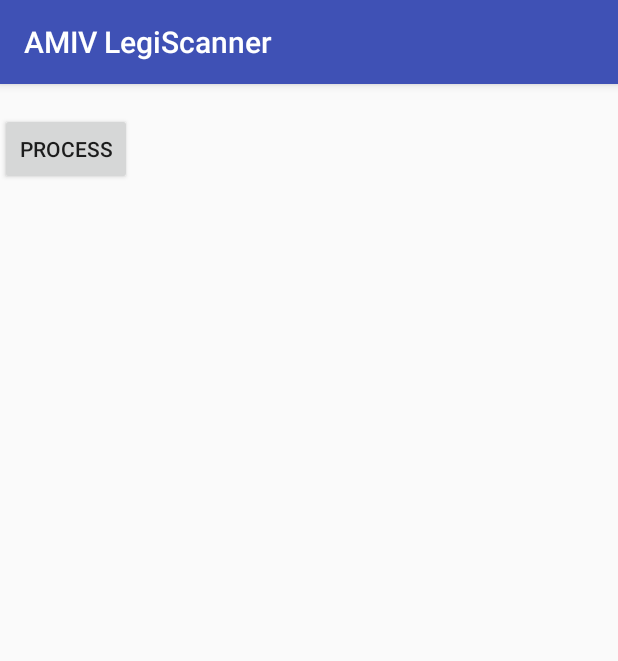
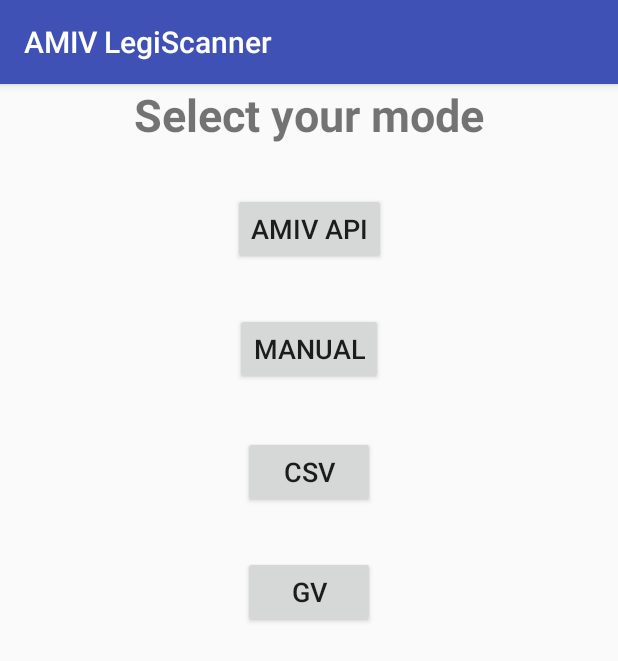
Before and after one commit to amiv-eth/amiv-checkin-app, an Android app: the screen it shows after launch (MainActivity), on a phone screen of 412 x 824 dp. Shown: the top 661 px of the screen. Run offline under Robolectric (Android 15) with nearby library versions, the phone set to English and light mode, and no system bars; libraries missing offline, so code that uses them is left out: com.google.android.gms.

Commit message:
Removed test code from MainActivity and added buttons for first screen

```diff
--- a/AMIV-Legiscanner/app/src/main/java/ch/amiv/legiscanner/amivlegiscanner/MainActivity.java
+++ b/AMIV-Legiscanner/app/src/main/java/ch/amiv/legiscanner/amivlegiscanner/MainActivity.java
@@ -24,30 +24,12 @@ public class MainActivity extends AppCompatActivity {
         super.onCreate(savedInstanceState);
         setContentView(R.layout.activity_main);
 
-        Button btn = (Button) findViewById(R.id.button);
+        Button btn = (Button) findViewById(R.id.button_mode_api);
         btn.setOnClickListener(new View.OnClickListener() {
             @Override
             public void onClick(View v) {
 
             }
         });
-
-        TextView txtView = (TextView) findViewById(R.id.txtContent);
-        BarcodeDetector detector =
-                new BarcodeDetector.Builder(getApplicationContext())
-                        .setBarcodeFormats(Barcode.DATA_MATRIX | Barcode.QR_CODE)
-                        .build();
-
-        if(!detector.isOperational()){
-            txtView.setText("Could not set up the detector!");
-            return;
-        }
-
-        //Frame frame = new Frame.Builder().setBitmap(myBitmap).build();
-        SparseArray<Barcode> barcodes = detector.detect(frame);
-
-        Barcode thisCode = barcodes.valueAt(0);
-        TextView txtView = (TextView) findViewById(R.id.txtContent);
-        txtView.setText(thisCode.rawValue);
     }
 }
--- a/AMIV-Legiscanner/app/src/main/res/layout/activity_main.xml
+++ b/AMIV-Legiscanner/app/src/main/res/layout/activity_main.xml
@@ -11,23 +11,74 @@
         android:layout_height="wrap_content"
         android:orientation="vertical">
 
-        <TextView
-            android:text=""
+
+    </LinearLayout>
+
+    <Button
+        android:id="@+id/button_mode_api"
         android:layout_width="wrap_content"
         android:layout_height="wrap_content"
-            android:id="@+id/txtContent"/>
+        android:layout_marginLeft="8dp"
+        android:layout_marginRight="8dp"
+        android:layout_marginTop="32dp"
+        android:text="AMIV API"
+        android:textSize="18sp"
+        app:layout_constraintLeft_toLeftOf="parent"
+        app:layout_constraintRight_toRightOf="parent"
+        app:layout_constraintTop_toBottomOf="@+id/textView_selectmode" />
+
     <Button
+        android:id="@+id/button_mode_manual"
         android:layout_width="wrap_content"
         android:layout_height="wrap_content"
-            android:text="Process"
-            android:id="@+id/button"
-            android:layout_alignParentTop="true"
-            android:layout_alignParentStart="true" />
-        <ImageView
+        android:layout_marginLeft="8dp"
+        android:layout_marginRight="8dp"
+        android:layout_marginTop="32dp"
+        android:text="Manual"
+        android:textSize="18sp"
+        app:layout_constraintLeft_toLeftOf="parent"
+        app:layout_constraintRight_toRightOf="parent"
+        app:layout_constraintTop_toBottomOf="@+id/button_mode_api" />
+
+    <Button
+        android:id="@+id/button_mode_csv"
         android:layout_width="wrap_content"
         android:layout_height="wrap_content"
-            android:id="@+id/imgview"/>
-    </LinearLayout>
+        android:layout_marginLeft="8dp"
+        android:layout_marginRight="8dp"
+        android:layout_marginTop="34dp"
+        android:text="CSV"
+        android:textSize="18sp"
+        app:layout_constraintLeft_toLeftOf="parent"
+        app:layout_constraintRight_toRightOf="parent"
+        app:layout_constraintTop_toBottomOf="@+id/button_mode_manual" />
+
+    <Button
+        android:id="@+id/button_mode_GV"
+        android:layout_width="wrap_content"
+        android:layout_height="wrap_content"
+        android:layout_marginLeft="8dp"
+        android:layout_marginRight="8dp"
+        android:layout_marginTop="32dp"
+        android:text="GV"
+        android:textSize="18sp"
+        app:layout_constraintLeft_toLeftOf="parent"
+        app:layout_constraintRight_toRightOf="parent"
+        app:layout_constraintTop_toBottomOf="@+id/button_mode_csv" />
+
+    <TextView
+        android:id="@+id/textView_selectmode"
+        android:layout_width="wrap_content"
+        android:layout_height="wrap_content"
+        android:layout_marginLeft="8dp"
+        android:layout_marginRight="8dp"
+        android:text="Select your mode"
+        android:textSize="30sp"
+        android:textStyle="bold"
+        app:layout_constraintHorizontal_bias="0.501"
+        app:layout_constraintLeft_toLeftOf="parent"
+        app:layout_constraintRight_toRightOf="parent"
+        tools:layout_editor_absoluteY="32dp" />
 
 
 </android.support.constraint.ConstraintLayout>
```
Lines whose indentation alone changed are shown as unchanged.
